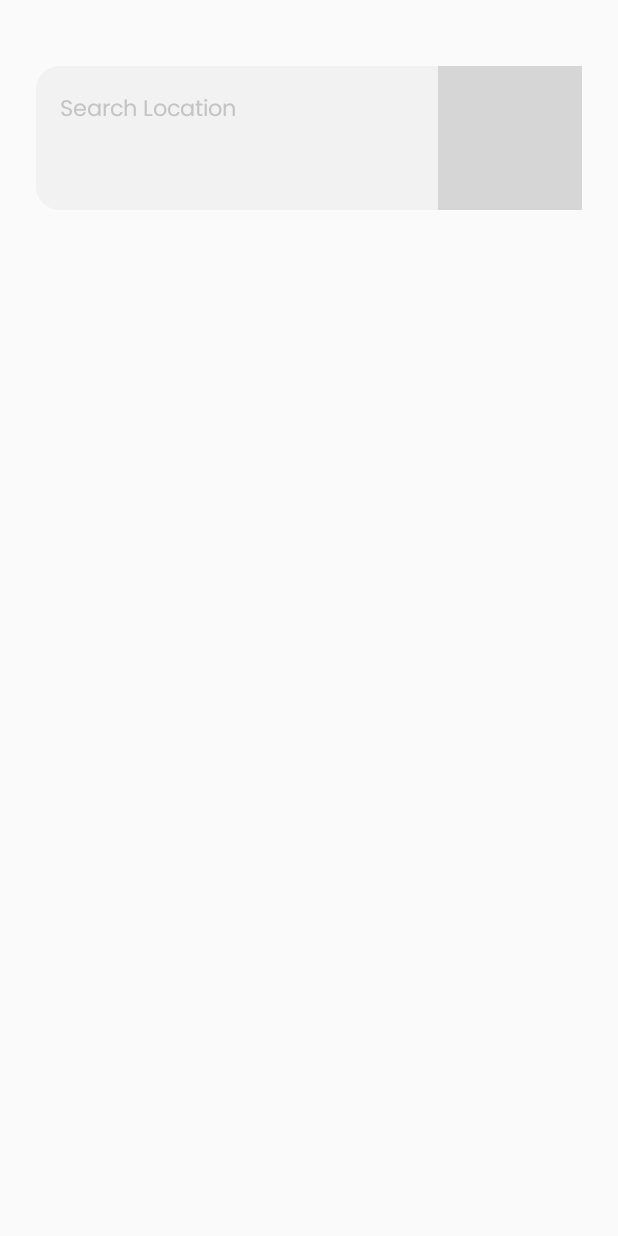
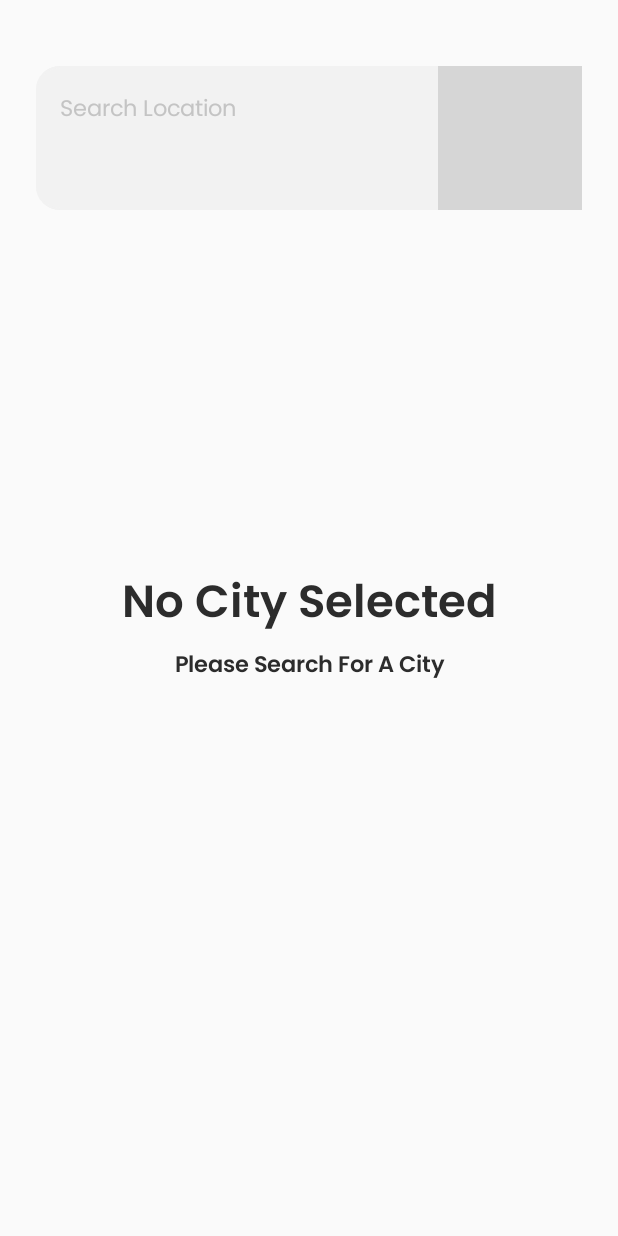
Before and after one commit to AndreNagem1/WeatherApp, an Android app built with Jetpack Compose: the screen it shows after launch (MainActivity), on a phone screen of 412 x 824 dp. Run offline under Robolectric (Android 15) with nearby library versions, the phone set to English and light mode, and no system bars; our stand-ins replace Dagger/Hilt's generated code; grey boxes are pictures that could not be loaded.

Commit message:
✨ feat: Adds Idle state to home

```diff
--- a/app/src/main/java/praonde/com/wheatherapp/home/presentation/ui/HomeScreen.kt
+++ b/app/src/main/java/praonde/com/wheatherapp/home/presentation/ui/HomeScreen.kt
@@ -23,5 +23,7 @@ fun HomeScreen(viewmodel: HomeScreenViewModel = hiltViewModel()) {
             value = state.value.searchText,
             onValueChange = viewmodel::onSearchTextChange
         )
+
+        HomeScreenContent(state = state.value.weatherDataSubmittable)
     }
 }
--- /dev/null
+++ b/app/src/main/java/praonde/com/wheatherapp/home/presentation/ui/HomeScreenContent.kt
@@ -0,0 +1,47 @@
+package praonde.com.wheatherapp.home.presentation.ui
+
+import androidx.compose.foundation.layout.ColumnScope
+import androidx.compose.foundation.layout.fillMaxWidth
+import androidx.compose.foundation.layout.padding
+import androidx.compose.material3.Text
+import androidx.compose.runtime.Composable
+import androidx.compose.ui.Modifier
+import androidx.compose.ui.res.stringResource
+import androidx.compose.ui.text.style.TextAlign
+import androidx.compose.ui.unit.dp
+import praonde.com.uikit.theme.WeatherAppTheme
+import praonde.com.wheatherapp.R
+import praonde.com.wheatherapp.common.SubmitLoadingState
+
+@Composable
+fun HomeScreenContent(state: SubmitLoadingState<String>) {
+
+    when (state) {
+        SubmitLoadingState.Idle -> IdleState()
+        else -> {}
+    }
+}
+
+
+@Composable
+fun IdleState() {
+    Text(
+        modifier = Modifier
+            .padding(start = 48.dp, end = 48.dp, top = 240.dp)
+            .fillMaxWidth(),
+        textAlign = TextAlign.Center,
+        text = stringResource(R.string.home_screen_idle_title),
+        color = WeatherAppTheme.colors.textDarkColor,
+        style = WeatherAppTheme.typography.displayMedium
+    )
+
+    Text(
+        modifier = Modifier
+            .padding(start = 48.dp, end = 48.dp, top = 10.dp)
+            .fillMaxWidth(),
+        textAlign = TextAlign.Center,
+        text = stringResource(R.string.home_screen_idle_description),
+        color = WeatherAppTheme.colors.textDarkColor,
+        style = WeatherAppTheme.typography.displaySmall
+    )
+}
--- a/app/src/main/java/praonde/com/wheatherapp/home/presentation/viewmodel/HomeScreenState.kt
+++ b/app/src/main/java/praonde/com/wheatherapp/home/presentation/viewmodel/HomeScreenState.kt
@@ -4,5 +4,5 @@ import praonde.com.wheatherapp.common.SubmitLoadingState
 
 class HomeScreenState(
     val searchText: String,
-    val weatherData: SubmitLoadingState<String>,
+    val weatherDataSubmittable: SubmitLoadingState<String>,
 )
--- a/app/src/main/java/praonde/com/wheatherapp/home/presentation/viewmodel/HomeScreenViewModel.kt
+++ b/app/src/main/java/praonde/com/wheatherapp/home/presentation/viewmodel/HomeScreenViewModel.kt
@@ -15,19 +15,19 @@ class HomeScreenViewModel @Inject constructor() : ViewModel() {
 
     private val searchText = MutableStateFlow("")
     private val weatherData =
-        MutableStateFlow<SubmitLoadingState<String>>(SubmitLoadingState.Loading)
+        MutableStateFlow<SubmitLoadingState<String>>(SubmitLoadingState.Idle)
 
     val state = searchText.combine(weatherData) { searchText, weatherData ->
         HomeScreenState(
             searchText = searchText,
-            weatherData = weatherData
+            weatherDataSubmittable = weatherData
         )
     }.stateIn(
         viewModelScope,
         SharingStarted.WhileSubscribed(),
         HomeScreenState(
             searchText = "",
-            weatherData = SubmitLoadingState.Idle
+            weatherDataSubmittable = SubmitLoadingState.Idle
         )
     )
 
--- a/app/src/main/res/values/strings.xml
+++ b/app/src/main/res/values/strings.xml
@@ -1,5 +1,9 @@
 <resources>
     <string name="app_name">WheatherApp</string>
 
+    <!-- HomeScreen -->
+    <string name="home_screen_idle_title">No City Selected</string>
+    <string name="home_screen_idle_description">Please Search For A City</string>
+
 
 </resources>
--- a/uikit/src/main/java/praonde/com/uikit/commonUI/SearchComponent.kt
+++ b/uikit/src/main/java/praonde/com/uikit/commonUI/SearchComponent.kt
@@ -47,7 +47,7 @@ fun SearchComponent(
         placeholder = {
             Text(
                 stringResource(R.string.search_component_hint),
-                color = WeatherAppTheme.colors.textColor,
+                color = WeatherAppTheme.colors.textLightColor,
                 style = WeatherAppTheme.typography.labelSmall
             )
         }
@@ -58,7 +58,7 @@ fun SearchComponent(
 fun DefaultSearchComponentIcon() {
     Icon(
         painterResource(R.drawable.ic_search),
-        tint = WeatherAppTheme.colors.textColor,
+        tint = WeatherAppTheme.colors.textLightColor,
         contentDescription = "SearchComponentIcon"
     )
 }
--- a/uikit/src/main/java/praonde/com/uikit/theme/Color.kt
+++ b/uikit/src/main/java/praonde/com/uikit/theme/Color.kt
@@ -8,12 +8,14 @@ data class WeatherAppColors(
     val white: Color,
     val background: Color,
     val surface: Color,
-    val textColor: Color
+    val textLightColor: Color,
+    val textDarkColor: Color
 )
 
 internal val WeatherAppColorsPalette = WeatherAppColors(
     white = Color.White,
     background = Color(0xFFFAFAFA),
     surface = Color(0xFFF2F2F2),
-    textColor =  Color(0xFFC4C4C4)
+    textLightColor = Color(0xFFC4C4C4),
+    textDarkColor = Color(0xFF2C2C2C)
 )
--- a/uikit/src/main/java/praonde/com/uikit/theme/Typograph.kt
+++ b/uikit/src/main/java/praonde/com/uikit/theme/Typograph.kt
@@ -36,14 +36,14 @@
     ),
     displayMedium = TextStyle(
         fontFamily = Poppins,
-        fontWeight = FontWeight.Normal,
-        fontSize = 42.sp,
-        lineHeight = 52.sp,
+        fontWeight = FontWeight.SemiBold,
+        fontSize = 30.sp,
+        lineHeight = 45.sp,
     ),
     displaySmall = TextStyle(
         fontFamily = Poppins,
-        fontWeight = FontWeight.Normal,
-        fontSize = 33.sp,
-        lineHeight = 44.sp,
+        fontWeight = FontWeight.SemiBold,
+        fontSize = 15.sp,
+        lineHeight = 22.5.sp,
     ),
 )
```
